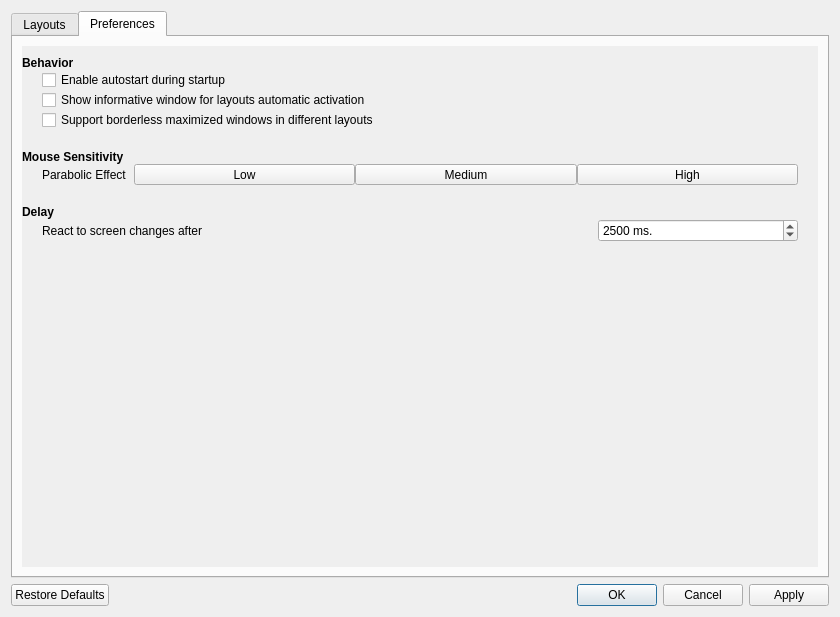
KDE/latte-dock, file app/settingsdialog.ui: the form before one commit.
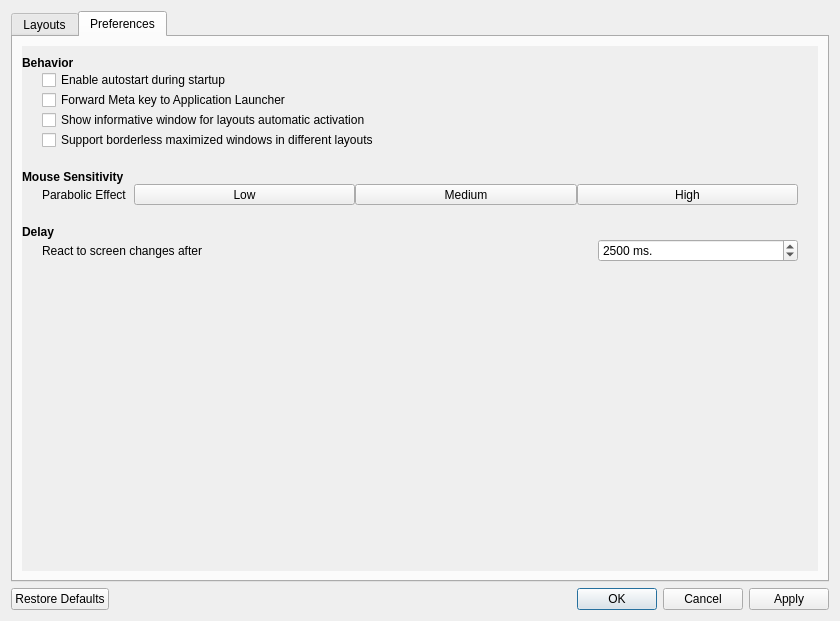
The form after the commit. The open tabs and pages were chosen to show the change. Icons and pictures are not drawn.

Commit message:
enable Meta forward from KWin to Latte
In Latte Preferences the user can now enable/disable
the Meta key forwarding for showing the
Application Launcher

```diff
--- a/app/settingsdialog.ui
+++ b/app/settingsdialog.ui
@@ -7,7 +7,7 @@
     <x>0</x>
     <y>0</y>
     <width>840</width>
-    <height>617</height>
+    <height>621</height>
    </rect>
   </property>
   <property name="windowTitle">
@@ -444,8 +444,8 @@
            <rect>
             <x>0</x>
             <y>0</y>
-            <width>805</width>
-            <height>514</height>
+            <width>798</width>
+            <height>505</height>
            </rect>
           </property>
           <layout class="QHBoxLayout" name="horizontalLayout_9">
@@ -534,6 +534,36 @@
                </item>
               </layout>
              </item>
+             <item>
+              <layout class="QHBoxLayout" name="horizontalLayout_11">
+               <item>
+                <spacer name="horizontalSpacer_11">
+                 <property name="orientation">
+                  <enum>Qt::Horizontal</enum>
+                 </property>
+                 <property name="sizeType">
+                  <enum>QSizePolicy::Fixed</enum>
+                 </property>
+                 <property name="sizeHint" stdset="0">
+                  <size>
+                   <width>20</width>
+                   <height>20</height>
+                  </size>
+                 </property>
+                </spacer>
+               </item>
+               <item>
+                <widget class="QCheckBox" name="metaChkBox">
+                 <property name="toolTip">
+                  <string>Forwards Meta key from KWin to Latte. It is suggested to disable that option if you remove Latte.</string>
+                 </property>
+                 <property name="text">
+                  <string>Forward Meta key to Application Launcher</string>
+                 </property>
+                </widget>
+               </item>
+              </layout>
+             </item>
              <item>
               <layout class="QHBoxLayout" name="horizontalLayout_6">
                <item>
```
The commit also changes 5 other files.
